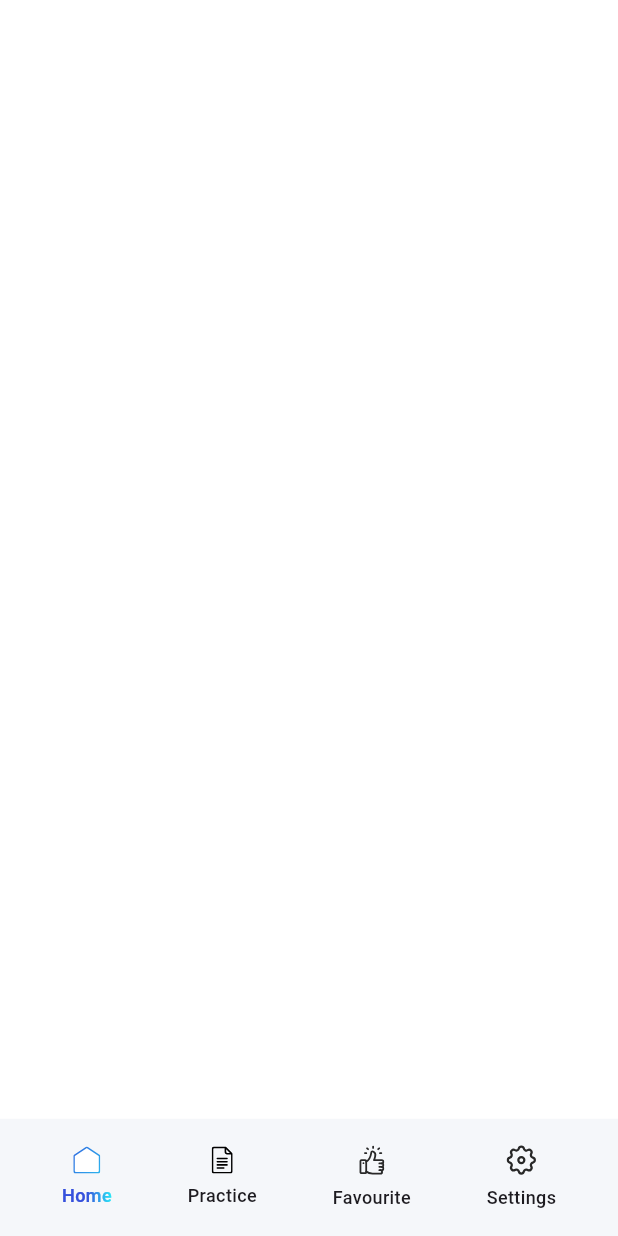
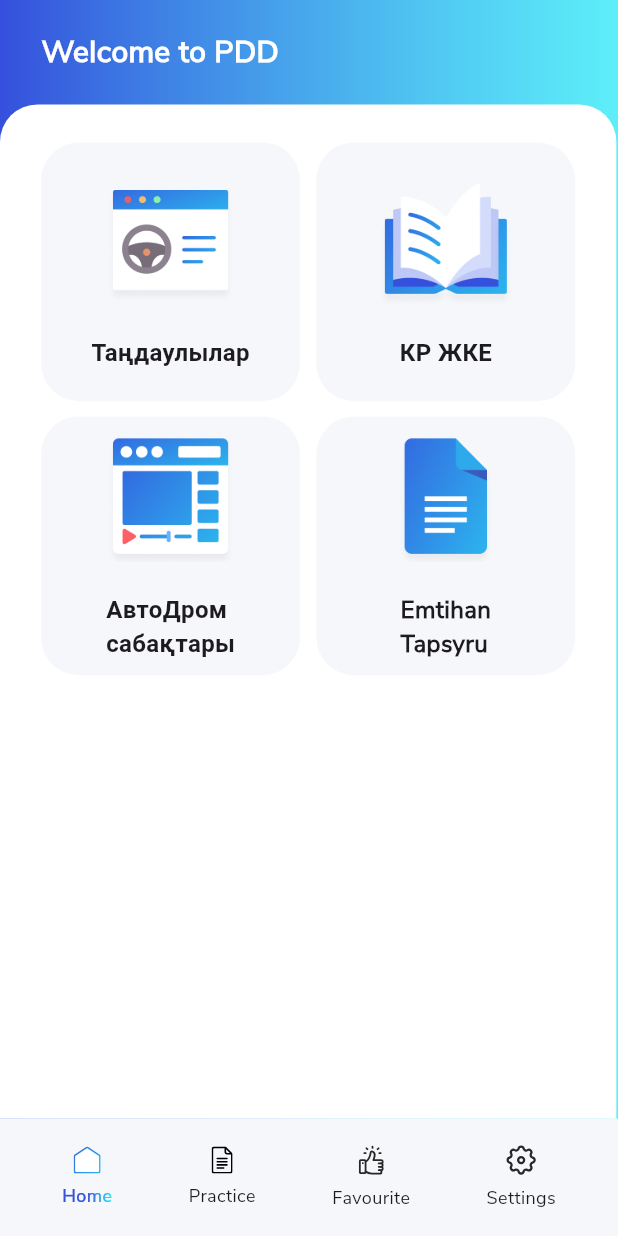
Before and after one commit to s0urav-hald3r/PDD-KZ, a Flutter app: the screen it shows after launch, on a phone screen of 412 x 824 dp. Run offline on Flutter 3.47's test engine with Material 3 defaults, Android fonts, the phone set to English and light mode, and no system bars; drawn by our look-alikes of simple_gradient_text; our stand-ins replace flutter_svg, get, get_storage, page_transition.

Commit message:
homepage UI completed

```diff
--- a/lib/config/colors.dart
+++ b/lib/config/colors.dart
@@ -9,5 +9,7 @@ const Color textColor = Color(0xFF282828);
 const Color greyColor = Color(0xFFF5F7FA);
 
 // Gradient
-Gradient containerGradient =
-    const LinearGradient(colors: [primaryColor, secondaryColor]);
+Gradient containerGradient = LinearGradient(colors: [
+  primaryColor,
+  secondaryColor.withOpacity(.75),
+]);
--- a/lib/main.dart
+++ b/lib/main.dart
@@ -1,13 +1,13 @@
 import 'package:exam_app/config/colors.dart';
 import 'package:exam_app/controllers/home_controller.dart';
 import 'package:exam_app/services/navigator_key.dart';
-import 'package:exam_app/views/home_page.dart';
+import 'package:exam_app/views/navbar_page.dart';
 import 'package:flutter/material.dart';
 import 'package:flutter/services.dart';
 import 'package:get/get.dart';
 
 void main() async {
-  WidgetsBinding widgetsBinding = WidgetsFlutterBinding.ensureInitialized();
+  WidgetsFlutterBinding.ensureInitialized();
 
   // Dependency injection
   Get.lazyPut(() => HomeController());
@@ -28,6 +28,7 @@ class MyApp extends StatelessWidget {
     return MaterialApp(
       theme: ThemeData(
         useMaterial3: true,
+        fontFamily: 'Nunito Sans',
         scaffoldBackgroundColor: whiteColor,
         splashFactory: NoSplash.splashFactory,
         splashColor: Colors.transparent,
@@ -35,7 +36,7 @@ class MyApp extends StatelessWidget {
         highlightColor: Colors.transparent,
       ),
       navigatorKey: NavigatorKey.navigatorKey,
-      home: const HomePage(),
+      home: const NavBarPage(),
     );
   }
 }
--- a/lib/views/home_page.dart
+++ b/lib/views/home_page.dart
@@ -1,85 +1,84 @@
 import 'package:exam_app/config/colors.dart';
-import 'package:exam_app/config/icons.dart';
-import 'package:exam_app/controllers/home_controller.dart';
+import 'package:exam_app/config/images.dart';
 import 'package:exam_app/utils/extension.dart';
 import 'package:flutter/material.dart';
-import 'package:flutter_svg/flutter_svg.dart';
-import 'package:get/get.dart';
-import 'package:simple_gradient_text/simple_gradient_text.dart';
 
 class HomePage extends StatelessWidget {
   const HomePage({super.key});
 
   @override
   Widget build(BuildContext context) {
-    final controller = HomeController.instance;
-
-    return Obx(() {
     return Scaffold(
-        bottomNavigationBar: BottomAppBar(
-          height: 77.h,
+      body: Container(
+        width: MediaQuery.of(context).size.width,
+        height: MediaQuery.of(context).size.height,
+        decoration: BoxDecoration(gradient: containerGradient),
+        child: Column(crossAxisAlignment: CrossAxisAlignment.start, children: [
+          Padding(
+            padding: EdgeInsets.fromLTRB(
+              25.w,
+              MediaQuery.of(context).padding.top + 20.h,
+              0,
+              20.h,
+            ),
+            child: const Text(
+              'Welcome to PDD',
+              style: TextStyle(
+                fontWeight: FontWeight.w700,
+                fontSize: 20,
+                color: whiteColor,
+              ),
+            ),
+          ),
+          Expanded(
+            child: Container(
+              decoration: const BoxDecoration(
+                color: whiteColor,
+                borderRadius: BorderRadius.only(
+                  topLeft: Radius.circular(25),
+                  topRight: Radius.circular(25),
+                ),
+              ),
+              padding: EdgeInsets.symmetric(horizontal: 25.w, vertical: 25.h),
+              child: Wrap(
+                spacing: 10.w,
+                runSpacing: 10.h,
+                children: List.generate(4, (index) {
+                  return Container(
+                    width: 157.w,
+                    height: 170.h,
+                    decoration: BoxDecoration(
                       color: greyColor,
-          child:
-              Row(mainAxisAlignment: MainAxisAlignment.spaceAround, children: [
-            _navItem(0, selectedHomeIcon, unSelectedHomeIcon, 'Home', () {
-              controller.homeIndex = 0;
-              controller.pageController.jumpToPage(0);
-            }),
-            _navItem(1, selectedPracIcon, unSelectedPracIcon, 'Practice', () {
-              controller.homeIndex = 1;
-              controller.pageController.jumpToPage(1);
-            }),
-            _navItem(2, selectedFavIcon, unSelectedFavIcon, 'Favourite', () {
-              controller.homeIndex = 2;
-              controller.pageController.jumpToPage(2);
-            }),
-            _navItem(
-                3, selectedSettingsIcon, unSelectedSettingsIcon, 'Settings',
-                () {
-              controller.homeIndex = 3;
-              controller.pageController.jumpToPage(3);
-            }),
-          ]),
+                      borderRadius: BorderRadius.circular(25),
                     ),
-      );
-    });
-  }
-
-  Widget _navItem(
-    int index,
-    String seletedIcon,
-    String unseletedIcon,
-    String title,
-    Function callBack,
-  ) {
-    return InkWell(
-      onTap: () {
-        callBack();
-      },
-      child: Column(mainAxisAlignment: MainAxisAlignment.center, children: [
-        SvgPicture.asset(
-          HomeController.instance.homeIndex == index
-              ? seletedIcon
-              : unseletedIcon,
+                    child: Column(
+                        mainAxisAlignment: MainAxisAlignment.center,
+                        children: [
+                          Image.asset(
+                            [homeOne, homeTwo, homeThree, homeFour][index],
+                            width: 80.w,
                           ),
-        SizedBox(height: 6.h),
-        HomeController.instance.homeIndex == index
-            ? GradientText(
-                title,
+                          SizedBox(height: 20.h),
+                          Text(
+                            [
+                              'Таңдаулылар',
+                              'КР ЖКЕ',
+                              'АвтоДром\nсабақтары',
+                              'Emtihan\nTapsyru'
+                            ][index],
                             style: const TextStyle(
-                  fontWeight: FontWeight.w500,
-                  fontSize: 12,
-                ),
-                colors: const [primaryColor, primaryColor, secondaryColor],
-              )
-            : Text(
-                title,
-                style: const TextStyle(
-                  fontWeight: FontWeight.w500,
-                  fontSize: 12,
+                              fontSize: 16,
+                              fontWeight: FontWeight.w700,
                             ),
                           )
                         ]),
                   );
+                }),
+              ),
+            ),
+          )
+        ]),
+      ),
+    );
   }
 }
--- /dev/null
+++ b/lib/views/navbar_page.dart
@@ -0,0 +1,96 @@
+import 'package:exam_app/config/colors.dart';
+import 'package:exam_app/config/icons.dart';
+import 'package:exam_app/controllers/home_controller.dart';
+import 'package:exam_app/utils/extension.dart';
+import 'package:exam_app/views/home_page.dart';
+import 'package:flutter/material.dart';
+import 'package:flutter_svg/flutter_svg.dart';
+import 'package:get/get.dart';
+import 'package:simple_gradient_text/simple_gradient_text.dart';
+
+class NavBarPage extends StatelessWidget {
+  const NavBarPage({super.key});
+
+  @override
+  Widget build(BuildContext context) {
+    final controller = HomeController.instance;
+
+    return Obx(() {
+      return Scaffold(
+        body: PageView(
+          controller: controller.pageController,
+          physics: const NeverScrollableScrollPhysics(),
+          children: [
+            const HomePage(),
+            Container(),
+            Container(),
+            Container(),
+          ],
+        ),
+        bottomNavigationBar: BottomAppBar(
+          height: 77.h,
+          color: greyColor,
+          child:
+              Row(mainAxisAlignment: MainAxisAlignment.spaceAround, children: [
+            _navItem(0, selectedHomeIcon, unSelectedHomeIcon, 'Home', () {
+              controller.homeIndex = 0;
+              controller.pageController.jumpToPage(0);
+            }),
+            _navItem(1, selectedPracIcon, unSelectedPracIcon, 'Practice', () {
+              controller.homeIndex = 1;
+              controller.pageController.jumpToPage(1);
+            }),
+            _navItem(2, selectedFavIcon, unSelectedFavIcon, 'Favourite', () {
+              controller.homeIndex = 2;
+              controller.pageController.jumpToPage(2);
+            }),
+            _navItem(
+                3, selectedSettingsIcon, unSelectedSettingsIcon, 'Settings',
+                () {
+              controller.homeIndex = 3;
+              controller.pageController.jumpToPage(3);
+            }),
+          ]),
+        ),
+      );
+    });
+  }
+
+  Widget _navItem(
+    int index,
+    String seletedIcon,
+    String unseletedIcon,
+    String title,
+    Function callBack,
+  ) {
+    return InkWell(
+      onTap: () {
+        callBack();
+      },
+      child: Column(mainAxisAlignment: MainAxisAlignment.center, children: [
+        SvgPicture.asset(
+          HomeController.instance.homeIndex == index
+              ? seletedIcon
+              : unseletedIcon,
+        ),
+        SizedBox(height: 6.h),
+        HomeController.instance.homeIndex == index
+            ? GradientText(
+                title,
+                style: const TextStyle(
+                  fontWeight: FontWeight.w500,
+                  fontSize: 12,
+                ),
+                colors: const [primaryColor, primaryColor, secondaryColor],
+              )
+            : Text(
+                title,
+                style: const TextStyle(
+                  fontWeight: FontWeight.w500,
+                  fontSize: 12,
+                ),
+              )
+      ]),
+    );
+  }
+}
```
Lines whose indentation alone changed are shown as unchanged.
